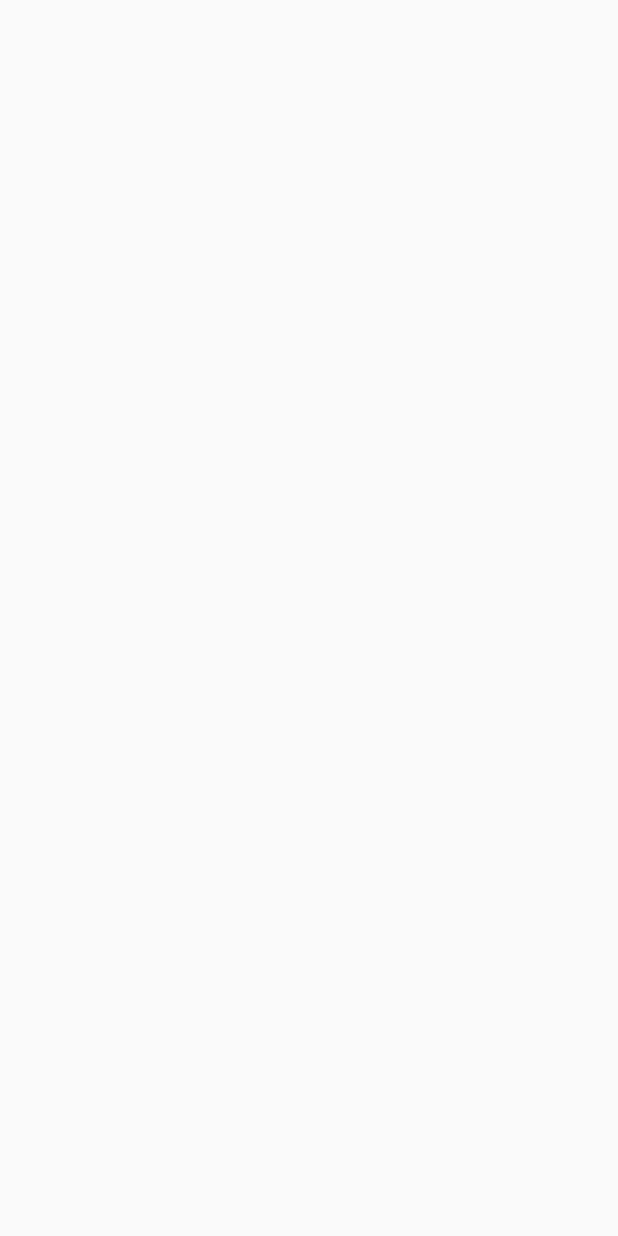
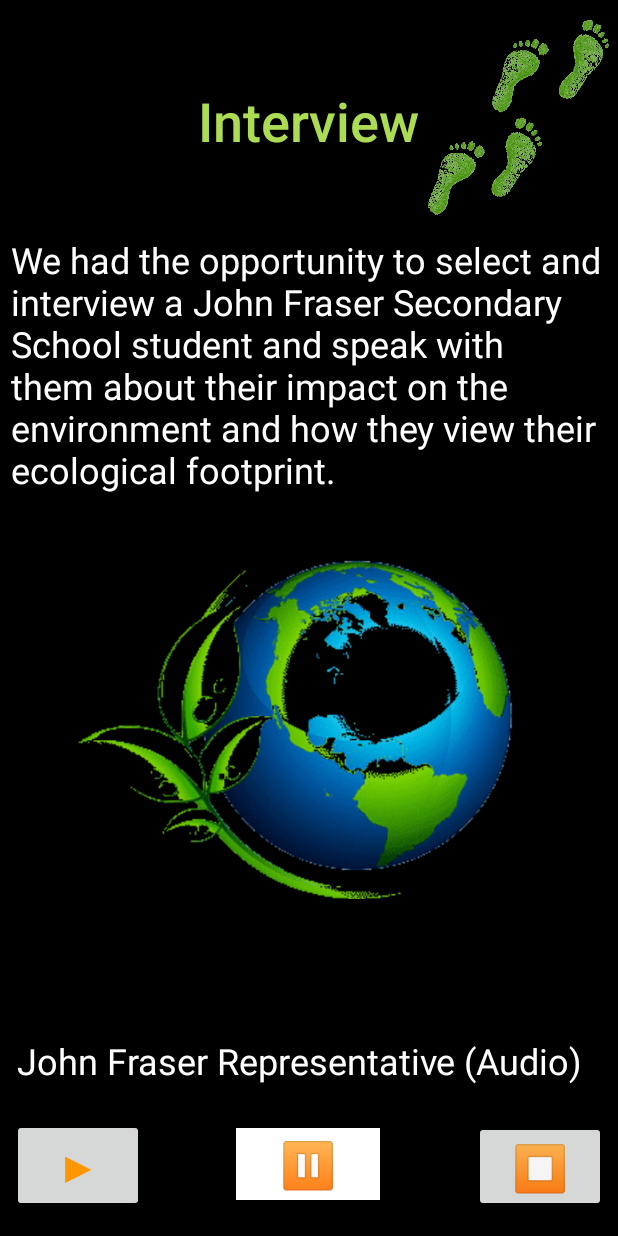
Before and after one commit to tysonthompson/Save-Our-Earth-Old, an Android app: the Interview screen opened directly, with no data from a screen before it, on a phone screen of 412 x 824 dp. Before the commit the screen is empty. Run offline under Robolectric (Android 15) with nearby library versions, the phone set to English and light mode, and no system bars.

Commit message:
Add files via upload
Completed interview page.

```diff
--- a/src/main/java/com/example/saveourearth/Interview.java
+++ b/src/main/java/com/example/saveourearth/Interview.java
@@ -2,13 +2,54 @@
 
 import androidx.appcompat.app.AppCompatActivity;
 
+import android.media.MediaPlayer;
 import android.os.Bundle;
+import android.view.View;
+import android.widget.Toast;
 
 public class Interview extends AppCompatActivity {
+
+    MediaPlayer player;
 
     @Override
     protected void onCreate(Bundle savedInstanceState) {
         super.onCreate(savedInstanceState);
         setContentView(R.layout.activity_interview);
     }
+
+    public void play(View v) {
+        if (player == null) {
+            player = MediaPlayer.create(this, R.raw.interview_jacob);
+            player.setOnCompletionListener(new MediaPlayer.OnCompletionListener() {
+                @Override
+                public void onCompletion(MediaPlayer mp) {
+                    stopPlayer();
+                }
+            });
+        }
+        player.start();
+    }
+
+    public void pause(View v) {
+        if (player != null){
+            player.pause();
+        }
+    }
+
+    public void stop(View v) {
+        stopPlayer();
+    }
+    private void stopPlayer(){
+        if (player != null){
+            player.release();
+            player = null;
+            Toast.makeText(this, "Media Player released.", Toast.LENGTH_SHORT).show();
+        }
+    }
+
+    @Override
+    protected void onStop() {
+        super.onStop();
+        stopPlayer();
+    }
 }
--- a/src/main/res/layout/activity_interview.xml
+++ b/src/main/res/layout/activity_interview.xml
@@ -4,6 +4,108 @@
     xmlns:tools="http://schemas.android.com/tools"
     android:layout_width="match_parent"
     android:layout_height="match_parent"
+    android:background="#000000"
     tools:context=".Interview">
 
+    <Button
+        android:id="@+id/button"
+        android:layout_width="wrap_content"
+        android:layout_height="wrap_content"
+        android:layout_marginStart="8dp"
+        android:layout_marginLeft="8dp"
+        android:layout_marginBottom="16dp"
+        android:onClick="play"
+        android:text="▶"
+        android:textColor="#FF9800"
+        android:textSize="30sp"
+        app:layout_constraintBottom_toBottomOf="parent"
+        app:layout_constraintStart_toStartOf="parent" />
+
+    <Button
+        android:id="@+id/button2"
+        android:layout_width="96dp"
+        android:layout_height="48dp"
+        android:layout_marginBottom="24dp"
+        android:background="#FFFFFF"
+        android:onClick="pause"
+        android:text="⏸"
+        android:textSize="30sp"
+        app:layout_constraintBottom_toBottomOf="parent"
+        app:layout_constraintEnd_toEndOf="parent"
+        app:layout_constraintHorizontal_bias="0.498"
+        app:layout_constraintStart_toStartOf="parent" />
+
+    <Button
+        android:id="@+id/button3"
+        android:layout_width="wrap_content"
+        android:layout_height="wrap_content"
+        android:layout_marginEnd="8dp"
+        android:layout_marginRight="8dp"
+        android:layout_marginBottom="16dp"
+        android:onClick="stop"
+        android:text="⏹"
+        android:textSize="30sp"
+        app:layout_constraintBottom_toBottomOf="parent"
+        app:layout_constraintEnd_toEndOf="parent" />
+
+    <TextView
+        android:id="@+id/textView2"
+        android:layout_width="wrap_content"
+        android:layout_height="wrap_content"
+        android:layout_marginTop="56dp"
+        android:fontFamily="sans-serif-medium"
+        android:text="Interview"
+        android:textColor="#acdc54"
+        android:textSize="36sp"
+        app:layout_constraintEnd_toEndOf="parent"
+        app:layout_constraintStart_toStartOf="parent"
+        app:layout_constraintTop_toTopOf="parent" />
+
+    <TextView
+        android:id="@+id/textView3"
+        android:layout_width="390dp"
+        android:layout_height="53dp"
+        android:layout_marginBottom="8dp"
+        android:text="John Fraser Representative (Audio)"
+        android:textColor="#FFFFFF"
+        android:textSize="24sp"
+        app:layout_constraintBottom_toTopOf="@+id/button2"
+        app:layout_constraintEnd_toEndOf="parent"
+        app:layout_constraintStart_toStartOf="parent" />
+
+    <TextView
+        android:id="@+id/textView4"
+        android:layout_width="397dp"
+        android:layout_height="191dp"
+        android:layout_marginTop="52dp"
+        android:text="We had the opportunity to select and interview a John Fraser Secondary School student and speak with them about their impact on the environment and how they view their ecological footprint."
+        android:textColor="#FFFFFF"
+        android:textSize="24sp"
+        app:layout_constraintEnd_toEndOf="parent"
+        app:layout_constraintStart_toStartOf="parent"
+        app:layout_constraintTop_toBottomOf="@+id/textView2" />
+
+    <ImageView
+        android:id="@+id/imageView3"
+        android:layout_width="131dp"
+        android:layout_height="150dp"
+        app:layout_constraintBottom_toTopOf="@+id/textView4"
+        app:layout_constraintEnd_toEndOf="parent"
+        app:layout_constraintHorizontal_bias="0.0"
+        app:layout_constraintStart_toEndOf="@+id/textView2"
+        app:layout_constraintTop_toTopOf="parent"
+        app:srcCompat="@drawable/ecological_footprint" />
+
+    <ImageView
+        android:id="@+id/imageView5"
+        android:layout_width="310dp"
+        android:layout_height="258dp"
+        app:layout_constraintBottom_toTopOf="@+id/textView3"
+        app:layout_constraintEnd_toEndOf="parent"
+        app:layout_constraintHorizontal_bias="0.495"
+        app:layout_constraintStart_toStartOf="parent"
+        app:layout_constraintTop_toBottomOf="@+id/textView4"
+        app:layout_constraintVertical_bias="0.0"
+        app:srcCompat="@drawable/green_globe" />
+
 </androidx.constraintlayout.widget.ConstraintLayout>
--- a/src/main/res/layout/activity_main.xml
+++ b/src/main/res/layout/activity_main.xml
@@ -35,6 +35,7 @@
         android:layout_marginBottom="8dp"
         android:background="#acdc54"
         android:text="Tutorial"
+        android:textColor="#000000"
         app:layout_constraintBottom_toTopOf="@+id/informationButton"
         app:layout_constraintStart_toStartOf="parent" />
 
```
Also changed, not shown: src/main/res/drawable/ecological_footprint.png (added), src/main/res/drawable/green_globe.png (added), 1 other file.
